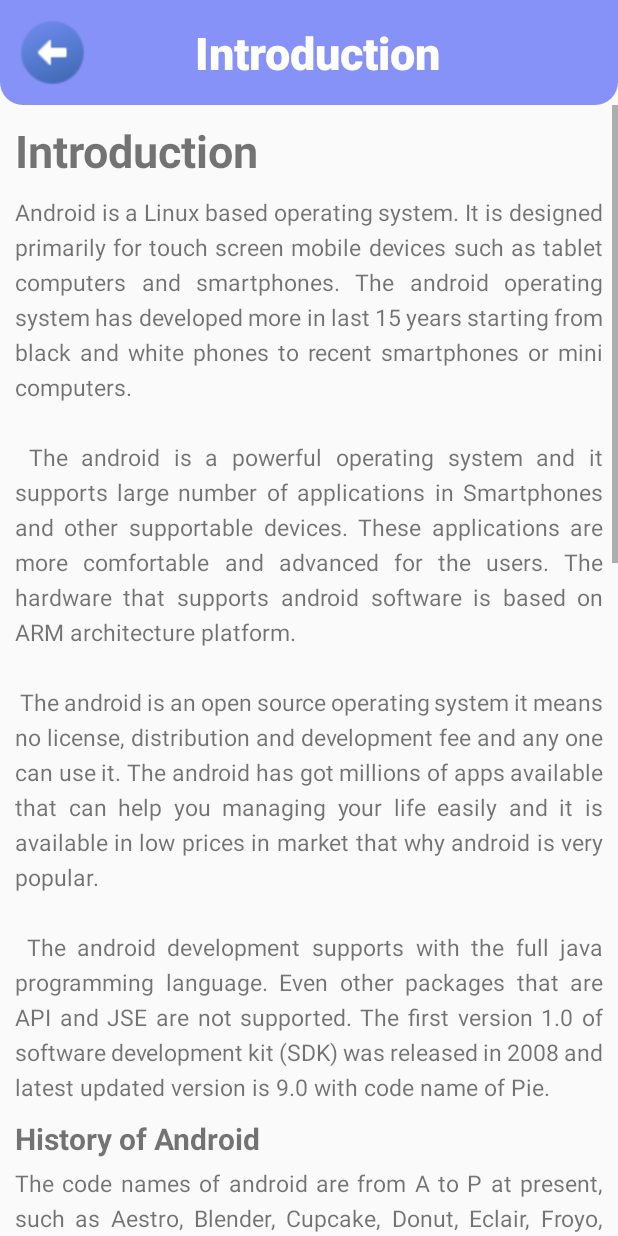
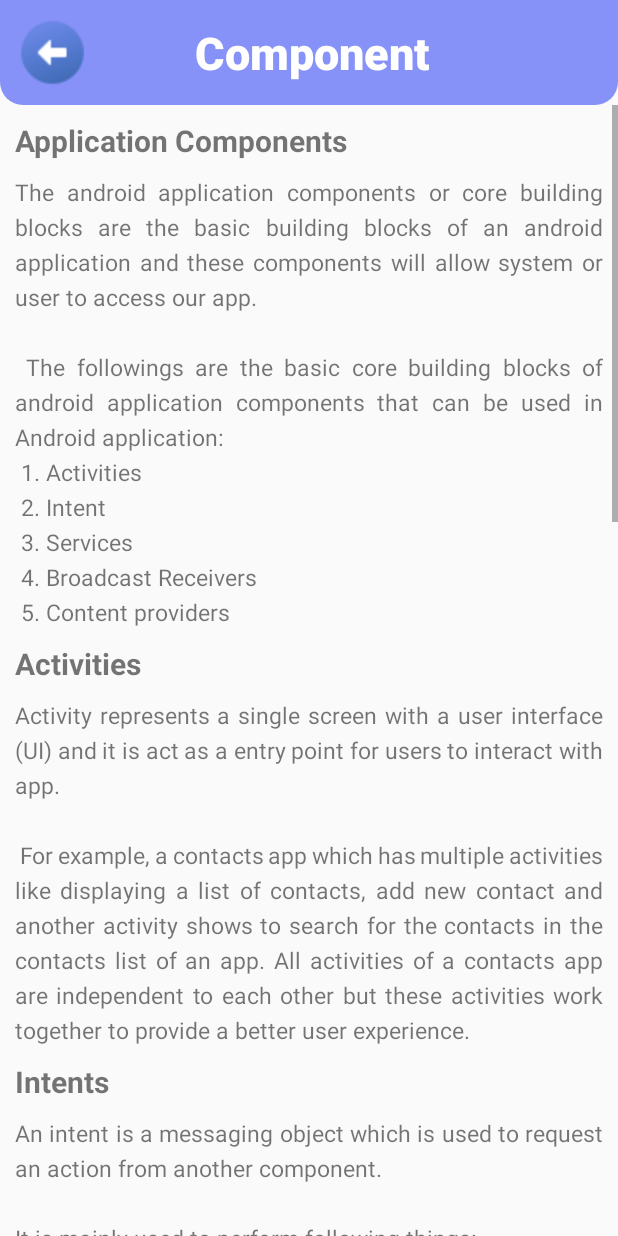
Before and after one commit to Maulikatgit/Android-Learn, an Android app: the topics screen opened directly, with no data from a screen before it, after a tap on an icon or button, on a phone screen of 412 x 824 dp. Run offline under Robolectric (Android 15) with nearby library versions, the phone set to English and light mode, and no system bars; 3 other taps on this screen came first.

Commit message:
Some Bug Changes Done

```diff
--- a/app/src/main/java/com/example/mini_project/topics.java
+++ b/app/src/main/java/com/example/mini_project/topics.java
@@ -46,7 +46,6 @@ public class topics extends AppCompatActivity implements View.OnClickListener{
 
         switch (view.getId()){
             case R.id.tp1:
-            case R.id.tp4:
             case R.id.tp5:
             case R.id.tp6:
             case R.id.tp7:
@@ -64,6 +63,11 @@ public class topics extends AppCompatActivity implements View.OnClickListener{
                 i = new Intent(this, android_IDE.class);
                 startActivity(i);
                 break;
+
+            case R.id.tp4:
+                i = new Intent(this, component.class);
+                startActivity(i);
+                break;
         }
 
         if (view.getId() == R.id.iv1) {
--- a/app/src/main/res/values/strings.xml
+++ b/app/src/main/res/values/strings.xml
@@ -68,6 +68,6 @@
     <string name="component_tv9">Broadcast Receivers</string>
     <string name="component_tv10">Broadcast Receivers is a component which allows a system to deliver events to the app like listening for Incoming call, sms, sending a low battery message to the app etc. The apps can also initiate broadcasts to let other apps know that required data available in a device to use it. It is used to handle communication between Android operating system and applications.\n\nGenerally, we use Intents to deliver broadcast events to other applications and Broadcast Receivers use status bar notifications to let user know that broadcast event occurs</string>
     <string name="component_tv11">Content Providers</string>
-    <string name="component_tv12">Content Providers are used to exchange the data between the applications based on the requests. The Content Providers can share the app data that store in the file system, SQLite Database, on the web or any other storage location that our application can access. \n\nBy using Content Providers, other applications can query or modify the data of our application based on the permissions provided by content providers. For example, android provides a Content Provider (ContactsContract.Data) to manage contacts information, by using proper permissions any app can query the content provider to perform 'read' and 'write' operations on contacts information.</string>
+    <string name="component_tv12">Content Providers are used to exchange the data between the applications based on the requests. The Content Providers can share the app data that store in the file system, SQLite Database, on the web or any other storage location that our application can access. \n\nBy using Content Providers, other applications can query or modify the data of our application based on the permissions provided by content providers. For example, android provides a Content Provider (ContactsContract.Data) to manage contacts information, by using proper permissions any app can query the content provider to perform read and write operations on contacts information.</string>
 
 </resources>
```
